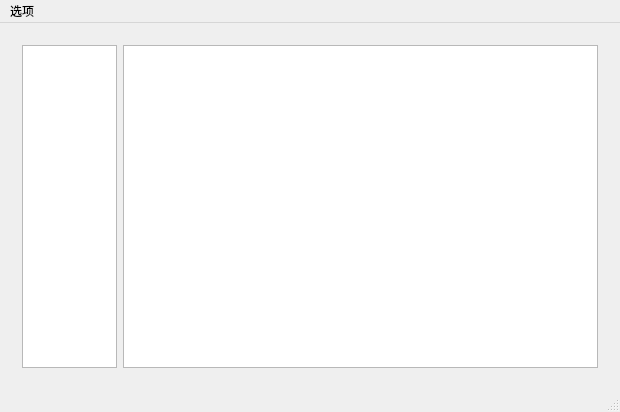
First picture: the form in mainwindow.ui, repository myyuyan/EBook, before the edit.
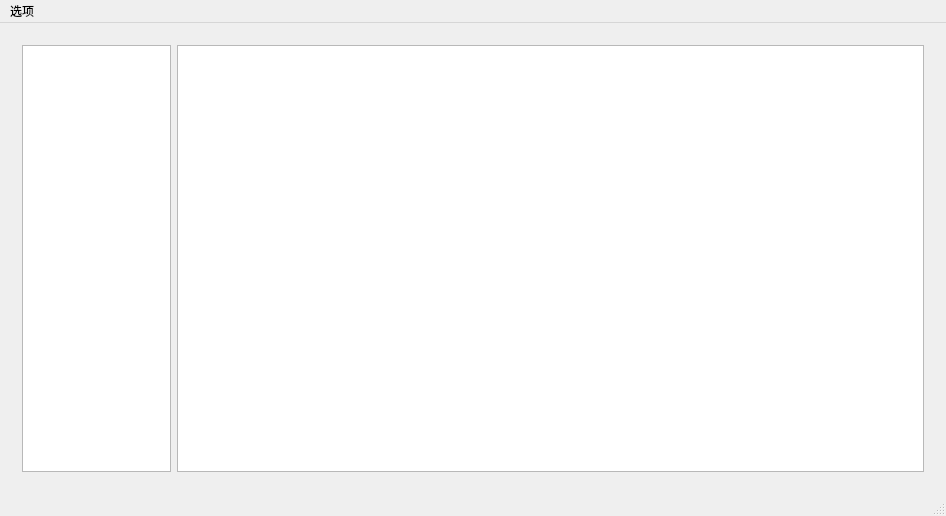
Second picture: the form after the edit.

What changed in the file:
```diff
--- a/mainwindow.ui
+++ b/mainwindow.ui
@@ -6,10 +6,16 @@
    <rect>
     <x>0</x>
     <y>0</y>
-    <width>620</width>
-    <height>412</height>
+    <width>946</width>
+    <height>516</height>
    </rect>
   </property>
+  <property name="minimumSize">
+   <size>
+    <width>500</width>
+    <height>500</height>
+   </size>
+  </property>
   <property name="windowTitle">
    <string>国学书籍集成</string>
   </property>
@@ -19,16 +25,36 @@
      <widget class="QWidget" name="horizontalWidget" native="true">
       <layout class="QHBoxLayout" name="horizontalLayout" stretch="1,5">
        <item>
-        <widget class="QTreeView" name="treeView">
+        <widget class="QTreeWidget" name="treeWidget">
          <property name="enabled">
           <bool>true</bool>
          </property>
+         <property name="minimumSize">
+          <size>
+           <width>0</width>
+           <height>0</height>
+          </size>
+         </property>
          <property name="maximumSize">
           <size>
            <width>16777215</width>
            <height>16777215</height>
           </size>
          </property>
+         <property name="cursor" stdset="0">
+          <cursorShape>PointingHandCursor</cursorShape>
+         </property>
+         <property name="columnCount">
+          <number>1</number>
+         </property>
+         <attribute name="headerVisible">
+          <bool>false</bool>
+         </attribute>
+         <column>
+          <property name="text">
+           <string notr="true">1</string>
+          </property>
+         </column>
         </widget>
        </item>
        <item>
@@ -44,7 +70,7 @@
     <rect>
      <x>0</x>
      <y>0</y>
-     <width>620</width>
+     <width>946</width>
      <height>23</height>
     </rect>
    </property>
```
